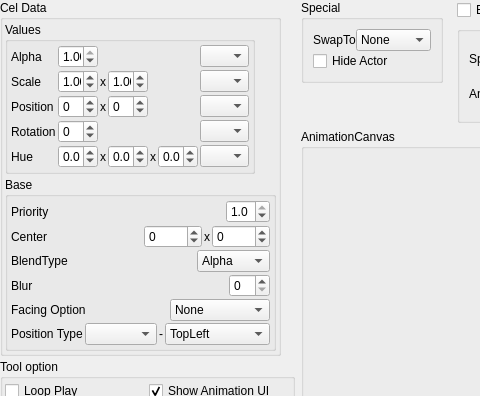
First picture: the form in tools/splash/AnimationViewer/AnimationViewer.ui, repository wasedaigo/samancing-roga, before the edit; both pictures show x 0 to 480 and y 0 to 396 of the 660 by 576 pixel window.
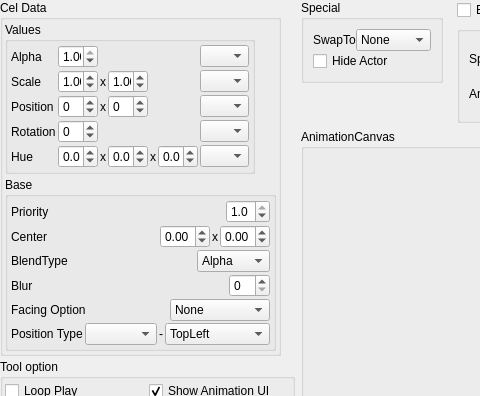
Second picture: the form after the edit. Icons and pictures are not drawn.

Commit message: Center Point became float!

Diff of the .ui file:
```diff
--- a/tools/splash/AnimationViewer/AnimationViewer.ui
+++ b/tools/splash/AnimationViewer/AnimationViewer.ui
@@ -444,18 +444,21 @@
               </widget>
              </item>
              <item>
-              <widget class="QSpinBox" name="centerXSpinBox">
-               <property name="sizePolicy">
-                <sizepolicy hsizetype="Fixed" vsizetype="Fixed">
-                 <horstretch>0</horstretch>
-                 <verstretch>0</verstretch>
-                </sizepolicy>
+              <widget class="QDoubleSpinBox" name="centerXSpinBox">
+               <property name="maximumSize">
+                <size>
+                 <width>50</width>
+                 <height>16777215</height>
+                </size>
                </property>
                <property name="minimum">
-                <number>-9999</number>
+                <double>-99.000000000000000</double>
                </property>
                <property name="maximum">
-                <number>9999</number>
+                <double>99.000000000000000</double>
+               </property>
+               <property name="singleStep">
+                <double>0.100000000000000</double>
                </property>
               </widget>
              </item>
@@ -473,21 +476,21 @@
               </widget>
              </item>
              <item>
-              <widget class="QSpinBox" name="centerYSpinBox">
-               <property name="sizePolicy">
-                <sizepolicy hsizetype="Fixed" vsizetype="Fixed">
-                 <horstretch>0</horstretch>
-                 <verstretch>0</verstretch>
-                </sizepolicy>
+              <widget class="QDoubleSpinBox" name="centerYSpinBox">
+               <property name="maximumSize">
+                <size>
+                 <width>50</width>
+                 <height>16777215</height>
+                </size>
                </property>
                <property name="minimum">
-                <number>-9999</number>
+                <double>-99.000000000000000</double>
                </property>
                <property name="maximum">
-                <number>9999</number>
+                <double>99.000000000000000</double>
                </property>
-               <property name="value">
-                <number>0</number>
+               <property name="singleStep">
+                <double>0.100000000000000</double>
                </property>
               </widget>
              </item>
```
The commit also changes 7 other files.
